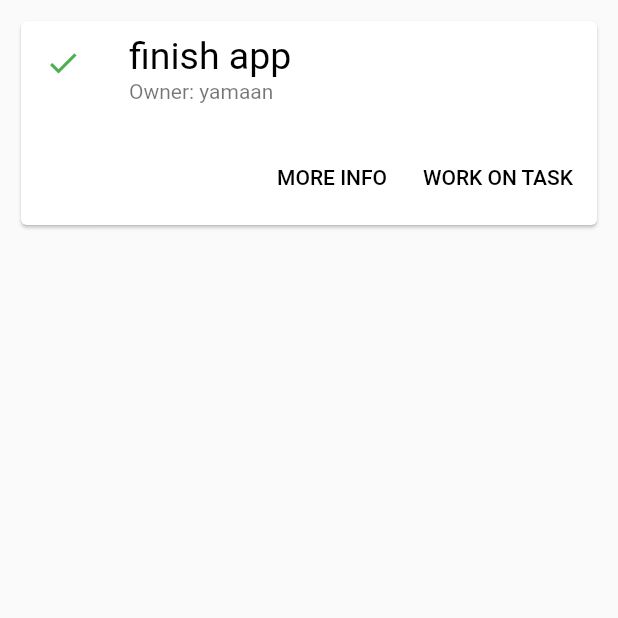
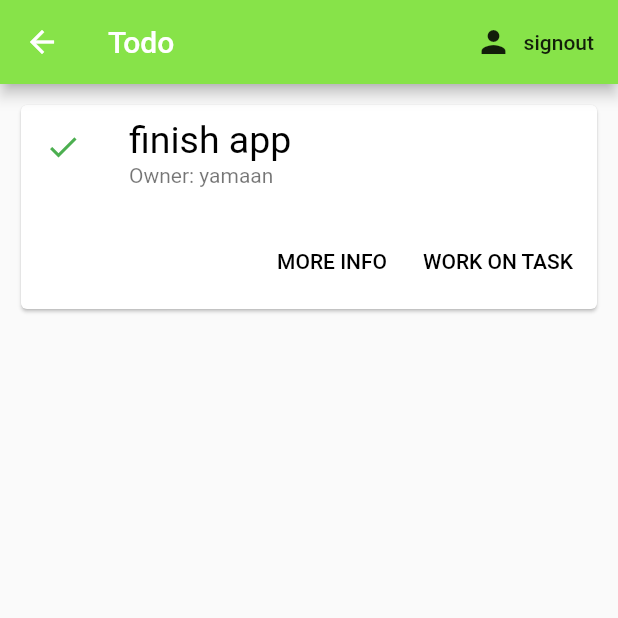
Before and after one commit to yamaan93/IDP-App, a Flutter app: the ToDoPage screen opened by its route, on a phone screen of 412 x 824 dp, the top half of it. Run offline on Flutter 3.47's test engine with Material 2 defaults, Android fonts, the phone set to English and light mode, and no system bars; our stand-ins replace firebase_auth; accounts and stored records are empty; network calls fail.

Commit message:
stuff happened

```diff
--- /dev/null
+++ b/idp_app/lib/models/user.dart
@@ -0,0 +1,5 @@
+class User {
+  final String uid;
+
+  User({this.uid});
+}
--- a/idp_app/lib/pages/sign_in.dart
+++ b/idp_app/lib/pages/sign_in.dart
@@ -39,7 +39,7 @@ class _SignInState extends State<SignIn> {
                   print('error signing in');
                 } else {
                   print("user signed in");
-                  print(result);
+                  print(result.uid);
                 }
               },
             ),
--- a/idp_app/lib/pages/toDoPage.dart
+++ b/idp_app/lib/pages/toDoPage.dart
@@ -15,7 +15,23 @@ class _ToDoPageState extends State<ToDoPage> {
   @override
   Widget build(BuildContext context) {
     return Scaffold(
-      body: Column(children: Tasks),
+      appBar: AppBar(
+        title: Text('Todo'),
+        backgroundColor: kMainThemeColor,
+        actions: <Widget>[
+          FlatButton.icon(
+              onPressed: () {},
+              icon: Icon(Icons.person),
+              label: Text(
+                'signout',
+              ))
+        ],
+      ),
+      body: Container(
+        child: Column(
+          children: Tasks,
+        ),
+      ),
     );
   }
 }
--- a/idp_app/pubspec.yaml
+++ b/idp_app/pubspec.yaml
@@ -21,6 +21,7 @@ dependencies:
   firebase_auth: ^0.15.0+1
   cloud_firestore: ^0.12.10+2
   flutter_login: ^1.0.4
+  provider: ^3.2.0
   flutter:
     sdk: flutter
 
```
Also changed, not shown: idp_app/lib/main.dart (+7 -1 lines), idp_app/lib/services/auth.dart (+13 -1 lines), idp_app/lib/wrapper.dart (+9 -1 lines), idp_app/pubspec.lock.
